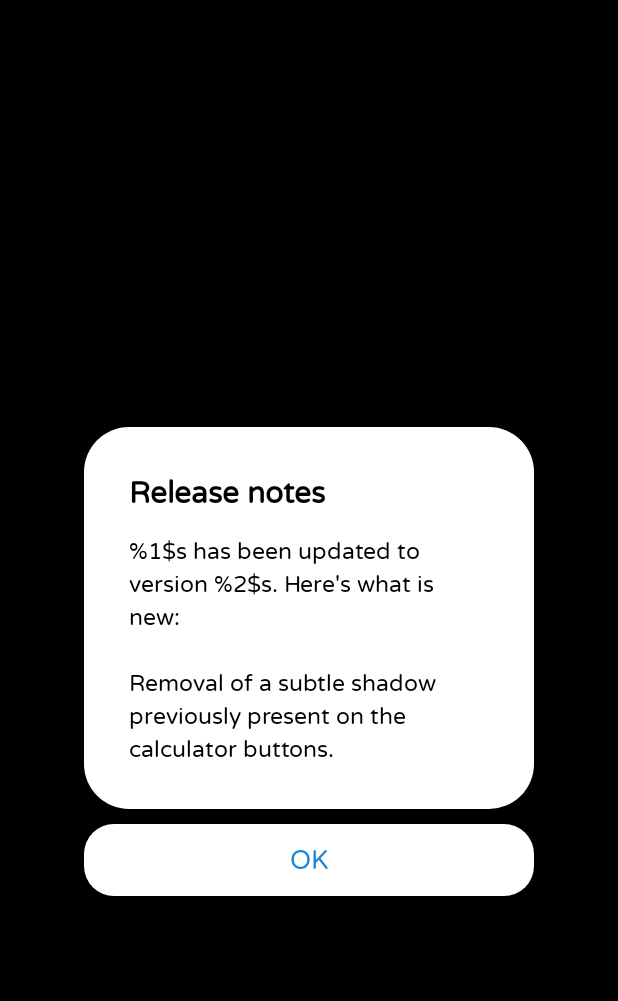
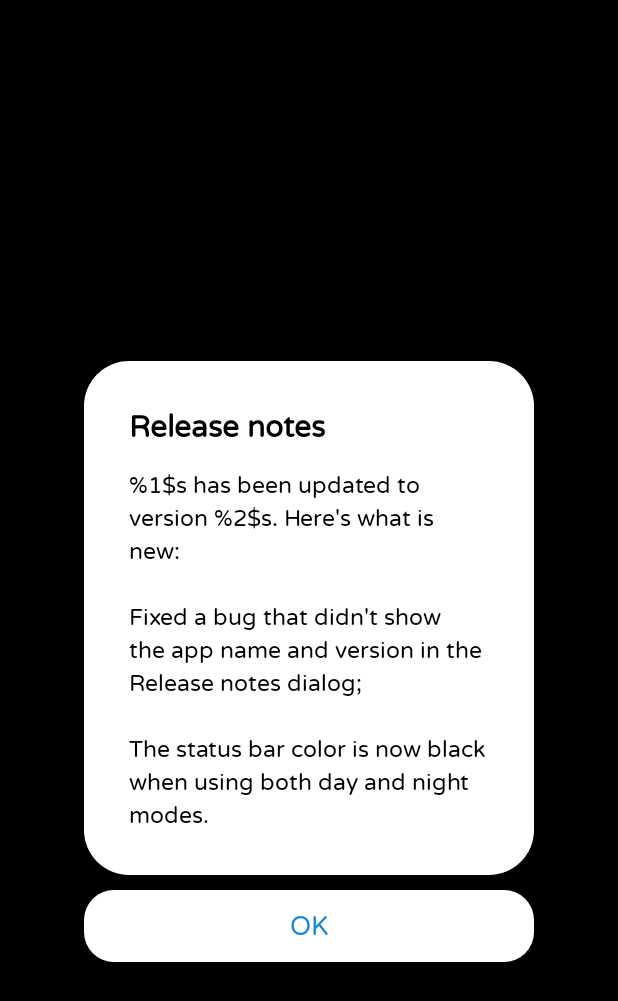
Before and after one commit to jeanbarrossilva/Power, an Android app: the layout dialog_ok.xml on its own in the app's theme, with its tools: preview values and no code run, on a phone screen of 412 x 824 dp. Shown: the top 1001 px of the screen. Run offline under Robolectric (Android 15) with nearby library versions, the phone set to English and light mode, and no system bars.

Commit message:
2019.0.2.2

```diff
--- a/app/build.gradle
+++ b/app/build.gradle
@@ -6,8 +6,8 @@ android {
         applicationId "com.jeanbarrossilva.power"
         minSdkVersion 19
         targetSdkVersion 28
-        versionCode 4
-        versionName "2019.0.2.1"
+        versionCode 5
+        versionName "2019.0.2.2"
         testInstrumentationRunner "android.support.test.runner.AndroidJUnitRunner"
     }
     buildTypes {
--- a/app/src/main/java/com/jeanbarrossilva/power/MainActivity.java
+++ b/app/src/main/java/com/jeanbarrossilva/power/MainActivity.java
@@ -291,7 +291,7 @@ public class MainActivity extends AppCompatActivity {
 
     private void dialogReleaseNotes() {
         dialogOKTitle.setText(getString(R.string.release_notes_dialog_title));
-        dialogOKMessage.setText(getString(R.string.release_notes_dialog_message));
+        dialogOKMessage.setText(String.format(getString(R.string.release_notes_dialog_message), appName, versionName));
         dialogOK.show();
     }
 
--- a/app/src/main/res/values/strings.xml
+++ b/app/src/main/res/values/strings.xml
@@ -12,7 +12,7 @@
     <string name="incompatible_device_dialog_message">Unfortunately, your device is incompatible with %1$s due to its screen size. Tap "OK" to the app.</string>
     <string name="welcome_to_dialog_message">%1$s is a powerful calculator that lets you easily calculate expressions and convert units like Celsius to Fahrenheit, meter to kilometer, liter to barrel and much more! This is CalcOne, but taken to a whole new level.\n\nHope you enjoy it!</string>
     <string name="beta_version_dialog_message">You are using a beta version of Power. That means there may be some bugs, crashes and/or missing features.</string>
-    <string name="release_notes_dialog_message">%1$s has been updated to version %2$s. Here\'s what is new:\n\nRemoval of a subtle shadow previously present on the calculator buttons.</string>
+    <string name="release_notes_dialog_message">%1$s has been updated to version %2$s. Here\'s what is new:\n\nFixed a bug that didn\'t show the app name and version in the "Release notes" dialog;\n\nThe status bar color is now black when using both day and night modes.</string>
     <string name="delete_dialog_message">Are you sure you want to delete? Once you do it, there\'s no going back.</string>
 
     <string name="ok">OK</string>
--- a/app/src/main/res/values/styles.xml
+++ b/app/src/main/res/values/styles.xml
@@ -7,7 +7,7 @@
         <item name="colorPrimaryDark">@color/colorPrimaryDark</item>
         <item name="colorAccent">@color/colorAccent</item>
 
-        <item name="android:statusBarColor" tools:targetApi="21">@android:color/white</item>
+        <item name="android:statusBarColor" tools:targetApi="21">@android:color/black</item>
         <item name="android:windowBackground">@android:color/black</item>
         <item name="android:fontFamily">@font/work_sans</item>
         <item name="android:textColor">?android:attr/textColorPrimary</item>
```
Also changed, not shown: 2 other files.
